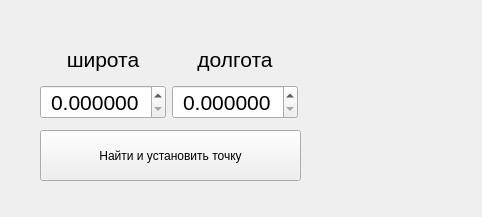
The window that core/GeoPointFinder.ui (ValeryStk/satellite_comparator) describes before a commit, drawn with Qt 5.
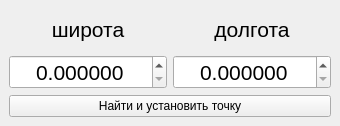
The same window after the commit.

```diff
--- a/core/GeoPointFinder.ui
+++ b/core/GeoPointFinder.ui
@@ -6,36 +6,18 @@
    <rect>
     <x>0</x>
     <y>0</y>
-    <width>482</width>
-    <height>217</height>
+    <width>340</width>
+    <height>126</height>
    </rect>
   </property>
   <property name="windowTitle">
    <string>MainWindow</string>
   </property>
   <widget class="QWidget" name="centralwidget">
-   <widget class="QPushButton" name="pushButton_find_result">
-    <property name="geometry">
-     <rect>
-      <x>40</x>
-      <y>130</y>
-      <width>261</width>
-      <height>51</height>
-     </rect>
-    </property>
-    <property name="text">
-     <string>Найти и установить точку</string>
-    </property>
-   </widget>
-   <widget class="QWidget" name="">
-    <property name="geometry">
-     <rect>
-      <x>40</x>
-      <y>40</y>
-      <width>258</width>
-      <height>79</height>
-     </rect>
-    </property>
+   <layout class="QVBoxLayout" name="verticalLayout_4">
+    <item>
+     <layout class="QVBoxLayout" name="verticalLayout_3">
+      <item>
     <layout class="QHBoxLayout" name="horizontalLayout">
      <item>
       <layout class="QVBoxLayout" name="verticalLayout">
@@ -110,7 +92,17 @@
       </layout>
      </item>
     </layout>
-   </widget>
+      </item>
+      <item>
+       <widget class="QPushButton" name="pushButton_find_result">
+        <property name="text">
+         <string>Найти и установить точку</string>
+        </property>
+       </widget>
+      </item>
+     </layout>
+    </item>
+   </layout>
   </widget>
  </widget>
  <resources/>
```
Left out of the diff: 2 changed lines with no effect on the pictures. Lines whose indentation alone changed are shown as unchanged.
